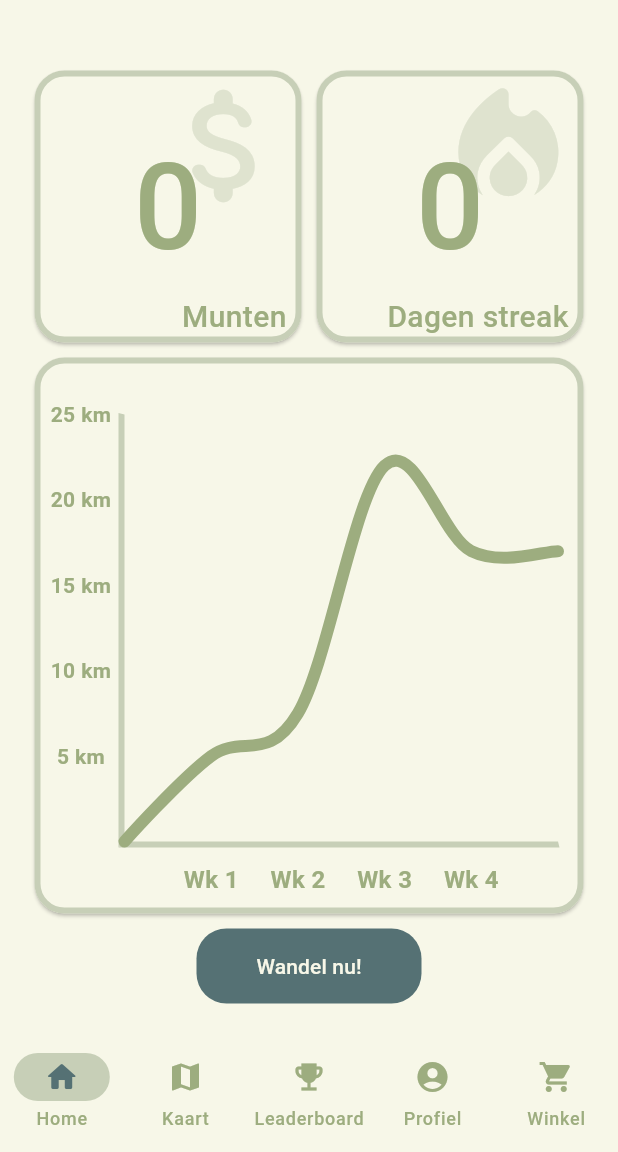
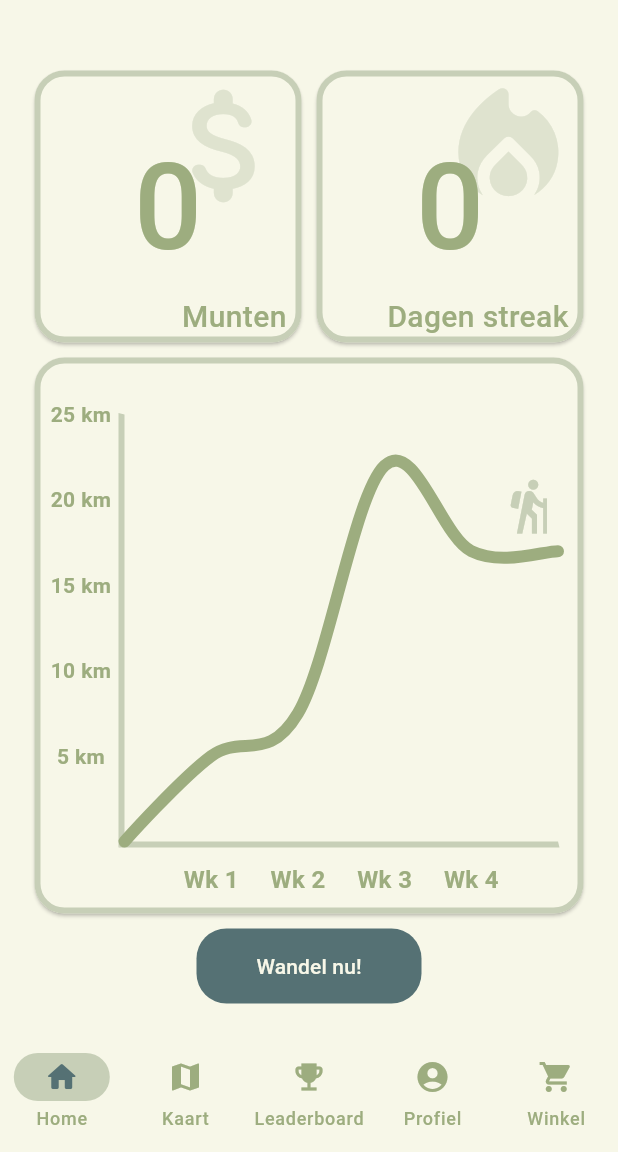
Before and after one commit to joukecooper/IPMEDT4, a Flutter app: the screen it shows once a user with an empty profile is signed in, on a phone screen of 412 x 824 dp, the part 84-1236 px from its top. Run offline on Flutter 3.47's test engine with Material 3 defaults, Android fonts, the phone set to English and light mode, and no system bars; drawn by our look-alikes of fl_chart; our stand-ins replace firebase_auth, firebase_core, flutter_map, google_fonts, latlong2; missing offline and left inert: gpx; accounts and stored records are empty; network calls fail; Roboto replaces fonts that are missing (Dosis).

Commit message:
Hiker walking on the graph

```diff
--- a/lib/components/stats.dart
+++ b/lib/components/stats.dart
@@ -184,7 +184,19 @@ class LineChartSample1State extends State<LineChartSample1> {
               Expanded(
                 child: Padding(
                   padding: EdgeInsets.only(right: 16, left: 6),
-                  child: _LineChart(),
+                  child: Stack(
+                    children: [
+                      _LineChart(),
+                      Align(
+                        alignment: Alignment(1, -0.7),
+                        child: Icon(
+                          Icons.hiking,
+                          color: secondaryColor,
+                          size: 40,
+                        ),
+                      ),
+                    ]
+                  )
                 ),
               ),
               SizedBox(
```
